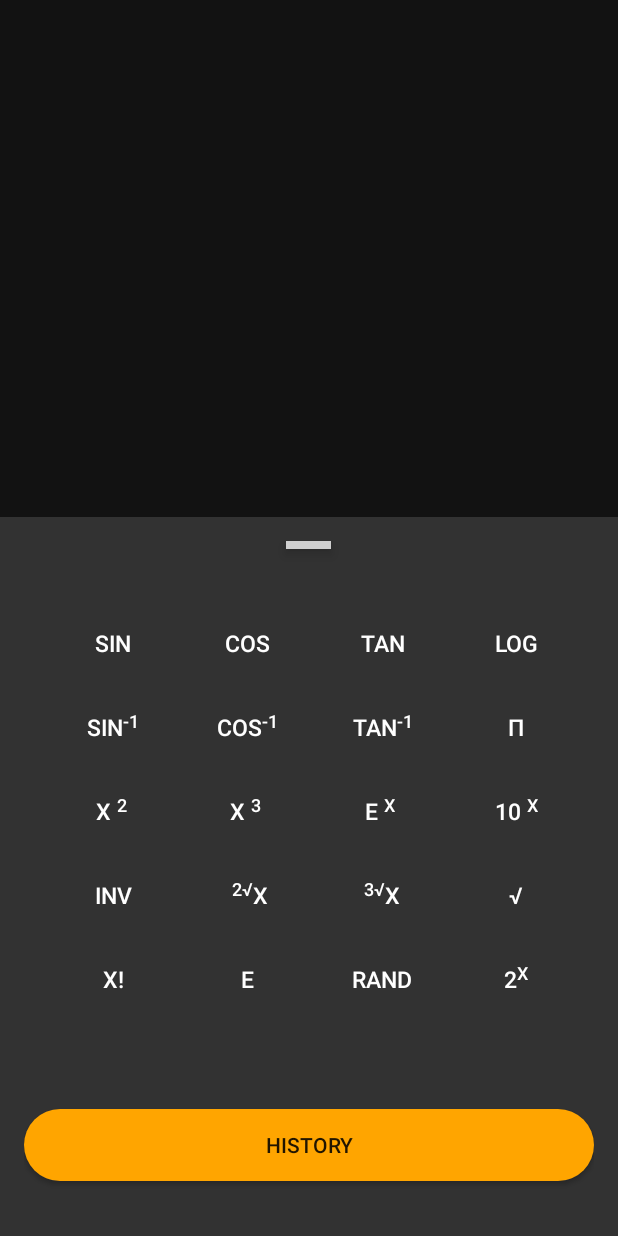
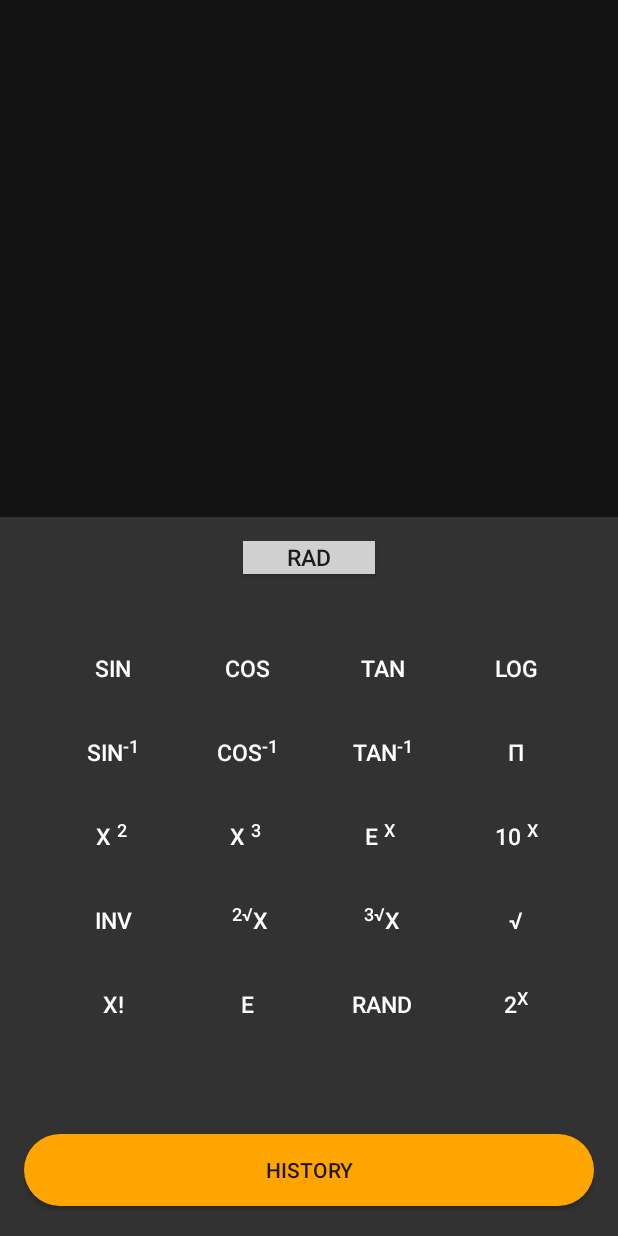
Before and after one commit to ZAHEER-svg/Calculator, an Android app: the screen it shows after launch (MainActivity), on a phone screen of 412 x 824 dp. Run offline under Robolectric (Android 15) with nearby library versions, the phone set to English and light mode, and no system bars; plain views replace SlidingUpPanelLayout; 1 statement that could not run was skipped.

Commit message:
Added the mode toggle functionality to the calculator

```diff
--- a/app/src/main/AndroidManifest.xml
+++ b/app/src/main/AndroidManifest.xml
@@ -8,12 +8,6 @@
         android:roundIcon="@mipmap/ic_launcher_round"
         android:supportsRtl="true"
         android:theme="@style/Theme.Calculator">
-        <activity
-            android:name=".TempActivity"
-            android:exported="true" >
-
-
-        </activity>
         <activity
             android:name=".MainActivity"
             android:exported="true">
--- /dev/null
+++ b/app/src/main/java/com/example/calculator/CalculatorUtilFunctions.java
@@ -0,0 +1,6 @@
+package com.example.calculator;
+
+import androidx.appcompat.app.AppCompatActivity;
+
+public class CalculatorUtilFunctions extends AppCompatActivity {
+}
--- a/app/src/main/java/com/example/calculator/MainActivity.java
+++ b/app/src/main/java/com/example/calculator/MainActivity.java
@@ -2,13 +2,22 @@ package com.example.calculator;
 
 import android.os.Bundle;
 import android.util.Log;
+import android.widget.CompoundButton;
 import android.widget.TextView;
+import android.widget.ToggleButton;
 
 import androidx.annotation.NonNull;
 import androidx.annotation.Nullable;
 import androidx.appcompat.app.AppCompatActivity;
 
 import org.mariuszgromada.math.mxparser.Expression;
+import org.mariuszgromada.math.mxparser.mXparser;
+
+
+enum CalculatorMode{
+    RadianMode,
+    DegreeMode
+}
 
 public class MainActivity extends AppCompatActivity
         implements  BasicCalculatorButtonsFragment.Listener, ScientificCalculatorFragment.Listener {
@@ -18,6 +27,7 @@ public class MainActivity extends AppCompatActivity
     private final String BAD_EXPRESSION_MSG = "Bad Expression";
     private final String HISTORY_TEXT_KEY = "historyText";
     private final String DISPLAY_TEXT_KEY = "displayExpression";
+    private CalculatorMode currentCalculatorMode;
 
 
 
@@ -30,6 +40,8 @@ public class MainActivity extends AppCompatActivity
     protected void onCreate(@Nullable Bundle savedInstanceState) {
         super.onCreate(savedInstanceState);
         setContentView(R.layout.main);
+        setDegreeMode();
+
 
         history = findViewById(R.id.history);
         display_expression = findViewById(R.id.display_expressions);
@@ -44,6 +56,22 @@ public class MainActivity extends AppCompatActivity
         }
 
     }
+
+    public void toggleCalculatorMode(){
+        if (currentCalculatorMode == CalculatorMode.RadianMode) setDegreeMode();
+        else setRadianMode();
+    }
+
+    private void setDegreeMode(){
+        mXparser.setDegreesMode();
+        currentCalculatorMode = CalculatorMode.DegreeMode;
+    }
+
+    private void setRadianMode(){
+        mXparser.setRadiansMode();
+        currentCalculatorMode = CalculatorMode.RadianMode;
+    }
+
 
 
     public void calculatePercentage(){
--- a/app/src/main/java/com/example/calculator/ScientificCalculatorFragment.java
+++ b/app/src/main/java/com/example/calculator/ScientificCalculatorFragment.java
@@ -2,15 +2,14 @@ package com.example.calculator;
 
 import android.content.Context;
 import android.os.Bundle;
-
-import androidx.annotation.NonNull;
-import androidx.fragment.app.Fragment;
-
-import android.util.Log;
 import android.view.LayoutInflater;
 import android.view.View;
 import android.view.ViewGroup;
 import android.widget.Button;
+import android.widget.ToggleButton;
+
+import androidx.annotation.NonNull;
+import androidx.fragment.app.Fragment;
 
 public class ScientificCalculatorFragment extends Fragment {
 
@@ -23,34 +22,34 @@ public class ScientificCalculatorFragment extends Fragment {
         void calculatePermutation(String value);
         void getRandomNumber();
         void calculateRoot(String nthRoot, String value);
+        void toggleCalculatorMode();
     }
 
     private Listener listener;
 
-    private Button sinBtn;
-    private Button cosBtn;
-    private Button tanBtn;
-    private Button invSinBtn;
-    private Button invCosBtn;
-    private Button invTanBtn;
-    private Button piBtn;
-    private Button logBtn;
-    private Button squareBtn;
-    private Button cubeBtn;
-    private Button exponentialToPowerBtn;
-    private Button tenToPowerBtn;
-    private Button inverseOfOneBtn;
-    private Button squareRootBtn;
-    private Button cubeRootBtn;
-    private Button nthRootBtn;
-    private Button permutationBtn;
-    private Button exponentialConstBtn;
-    private Button randConstBtn;
-    private Button twoToPowerBtn;
-
-
 
     public void addListenersToButton(@NonNull View view){
+        Button sinBtn;
+        Button cosBtn;
+        Button tanBtn;
+        Button invSinBtn;
+        Button invCosBtn;
+        Button invTanBtn;
+        Button piBtn;
+        Button logBtn;
+        Button squareBtn;
+        Button cubeBtn;
+        Button exponentialToPowerBtn;
+        Button tenToPowerBtn;
+        Button inverseOfOneBtn;
+        Button squareRootBtn;
+        Button cubeRootBtn;
+        Button nthRootBtn;
+        Button permutationBtn;
+        Button exponentialConstBtn;
+        Button randConstBtn;
+        Button twoToPowerBtn;
+
         sinBtn = view.findViewById(R.id.sin_btn);
         sinBtn.setOnClickListener(new MathFunctionClicked());
 
@@ -122,6 +121,9 @@ public class ScientificCalculatorFragment extends Fragment {
 
         twoToPowerBtn = view.findViewById(R.id.two_to_power_btn);
         twoToPowerBtn.setOnClickListener(v -> listener.calculatePower(listener.getDisplayExpression(), "2"));
+
+        ToggleButton modeToggle = view.findViewById(R.id.mode_toggle_btn);
+        modeToggle.setOnCheckedChangeListener((buttonView, isChecked) -> listener.toggleCalculatorMode());
     }
 
     @Override
@@ -141,7 +143,6 @@ public class ScientificCalculatorFragment extends Fragment {
     }
 
     public class MathFunctionClicked implements View.OnClickListener{
-
         @Override
         public void onClick(View v) {
             Button button = (Button) v;
--- a/app/src/main/res/layout/bottom.xml
+++ b/app/src/main/res/layout/bottom.xml
@@ -16,14 +16,18 @@
         android:orientation="vertical"
         android:padding="16dp">
 
-        <View
-            android:layout_width="30dp"
-            android:layout_height="5dp"
+
+        <ToggleButton
+            android:id="@+id/mode_toggle_btn"
+            android:layout_width="wrap_content"
+            android:layout_height="22dp"
             android:layout_gravity="center"
             android:layout_marginBottom="10dp"
+            android:background="@color/darkGray_300"
             android:elevation="5dp"
-            android:background="@color/darkGray_300" />
-
+            android:textOff="@string/mode_btn_toggle_rad"
+            android:textOn="@string/mode_btn_toggle_deg"
+            android:textSize="@dimen/scientific_button_size" />
 
         <androidx.constraintlayout.widget.ConstraintLayout
             android:id="@+id/linearLayout"
--- a/app/src/main/res/values/strings.xml
+++ b/app/src/main/res/values/strings.xml
@@ -42,4 +42,7 @@
     <string name="inverse_sin_btn_text">sin<small><sup>-1</sup></small></string>
     <string name="inverse_cos_btn_text">cos<small><sup>-1</sup></small></string>
     <string name="inverse_tan_btn_text">tan<small><sup>-1</sup></small></string>
+    <string name="mode_btn_toggle_rad">Rad</string>
+    <string name="mode_btn_toggle_deg">Deg</string>
+
 </resources>
```
Also changed, not shown: app/src/main/java/com/example/calculator/TempActivity.java (deleted, +0 -90 lines), app/src/main/res/layout/testing.xml (deleted, +0 -60 lines).
